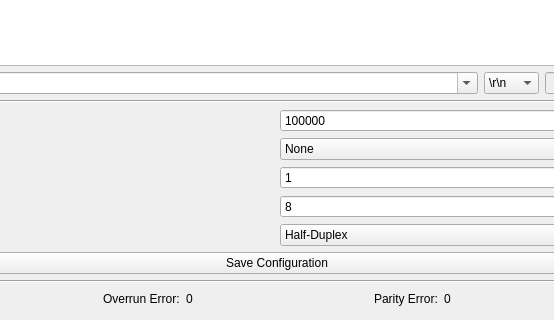
First picture: the form in src/brickv/plugin_system/plugins/rs485/ui/rs485.ui, repository Tinkerforge/brickv, before the edit; both pictures show x 82 to 636 and y 154 to 474 of the 718 by 474 pixel window.
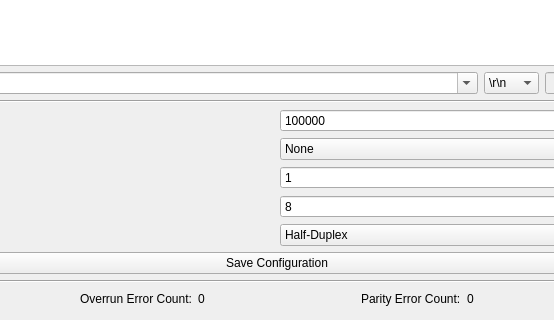
Second picture: the form after the edit.

Commit message: Use better error count labels

```diff
--- a/src/brickv/plugin_system/plugins/rs485/ui/rs485.ui
+++ b/src/brickv/plugin_system/plugins/rs485/ui/rs485.ui
@@ -336,7 +336,7 @@
         <item>
          <widget class="QLabel" name="label_9">
           <property name="text">
-           <string>Overrun Error:</string>
+           <string>Overrun Error Count:</string>
           </property>
          </widget>
         </item>
@@ -363,7 +363,7 @@
         <item>
          <widget class="QLabel" name="label_11">
           <property name="text">
-           <string>Parity Error:</string>
+           <string>Parity Error Count:</string>
           </property>
          </widget>
         </item>
```
